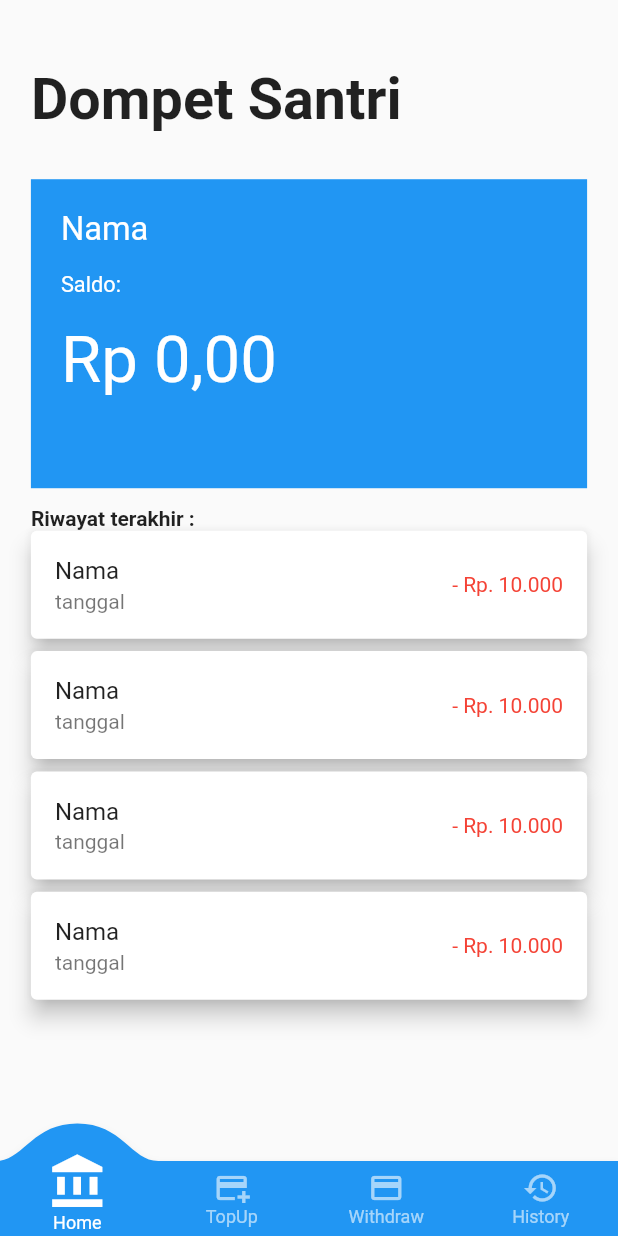
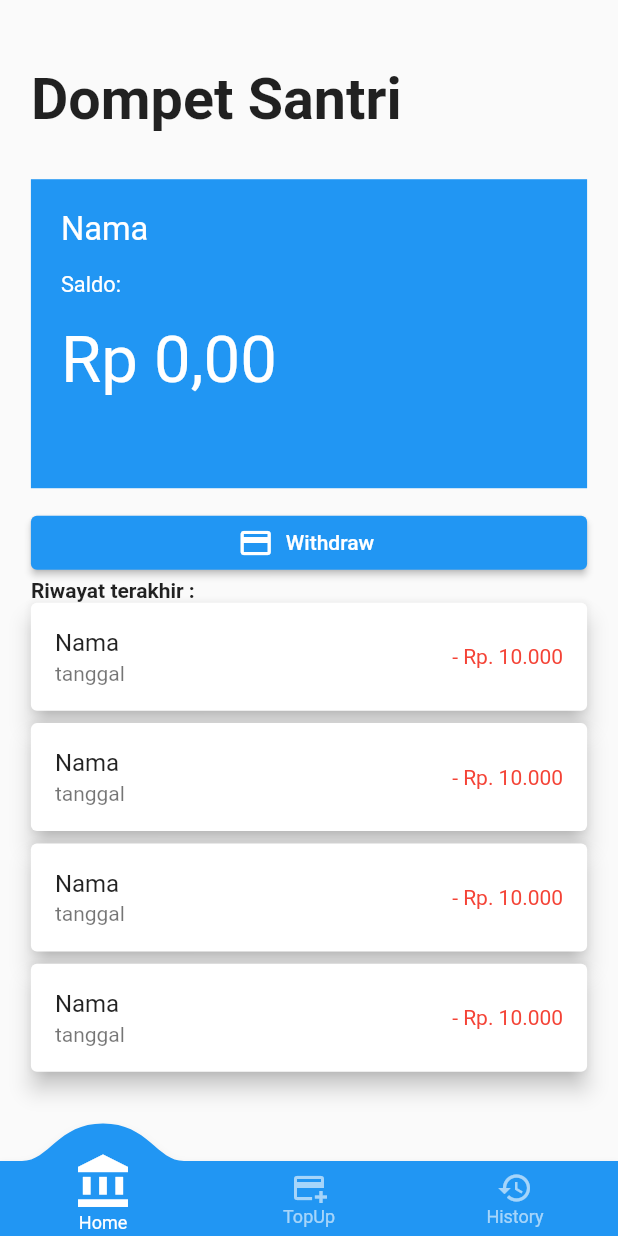
Before and after one commit to gladyne/chasier_tekaja, a Flutter app: the screen it shows after launch, on a phone screen of 412 x 824 dp. Run offline on Flutter 3.47's test engine with Material 2 defaults, Android fonts, the phone set to English and light mode, and no system bars; drawn by our look-alikes of convex_bottom_bar; our stand-ins replace convert, google_fonts; missing offline and left inert: flutter_animated_button, nfc_manager.

```diff
--- a/lib/home_page.dart
+++ b/lib/home_page.dart
@@ -1,5 +1,6 @@
 import 'dart:convert';
 
+import 'package:cashier_tekaja/cash_out.dart';
 import 'package:cashier_tekaja/current_formatter.dart';
 import 'package:cashier_tekaja/widgets/new_transaction.dart';
 import 'package:flutter/material.dart';
@@ -7,6 +8,8 @@ import 'package:http/http.dart' as http;
 import 'package:nfc_manager/nfc_manager.dart';
 import 'package:nfc_manager/platform_tags.dart';
 import 'package:convert/convert.dart';
+import 'package:flutter_animated_button/flutter_animated_button.dart';
+import 'package:google_fonts/google_fonts.dart';
 
 class HomePage extends StatefulWidget {
   @override
@@ -38,6 +41,14 @@ class _HomePageState extends State<HomePage> {
   }
 
   @override
+  void dispose() {
+    // TODO: implement dispose
+    print('terdispose');
+    NfcManager.instance.stopSession().catchError((_) {/* no op */});
+    super.dispose();
+  }
+
+  @override
   Widget build(BuildContext context) {
     NfcManager.instance.startSession(onDiscovered: (NfcTag tag) async {
       NfcManager.instance.stopSession();
@@ -49,6 +60,11 @@ class _HomePageState extends State<HomePage> {
         data = json.decode(response.body) as Map<String, dynamic>;
       });
     });
+    var submitTextStyle = GoogleFonts.nunito(
+        fontSize: 12,
+        letterSpacing: 5,
+        color: Colors.white,
+        fontWeight: FontWeight.w300);
     final mediaQueryHight = MediaQuery.of(context).size.height;
     final mediaQueryWidth = MediaQuery.of(context).size.width;
     return Column(
@@ -88,7 +104,7 @@ class _HomePageState extends State<HomePage> {
                     child: FittedBox(
                       child: Text(
                         data['nama'],
-                        style: TextStyle(
+                        style: const TextStyle(
                           color: Colors.white,
                         ),
                       ),
@@ -97,7 +113,7 @@ class _HomePageState extends State<HomePage> {
                 if (data == null)
                   Container(
                     height: constraint.maxHeight * 0.15,
-                    child: FittedBox(
+                    child: const FittedBox(
                       child: Text(
                         "Nama",
                         style: TextStyle(
@@ -129,7 +145,7 @@ class _HomePageState extends State<HomePage> {
                     child: FittedBox(
                       child: Text(
                         CurrencyFormat.convertToIdr(data['saldo'], 2),
-                        style: TextStyle(
+                        style: const TextStyle(
                           color: Colors.white,
                         ),
                       ),
@@ -141,7 +157,7 @@ class _HomePageState extends State<HomePage> {
                     child: FittedBox(
                       child: Text(
                         CurrencyFormat.convertToIdr(0, 2),
-                        style: TextStyle(
+                        style: const TextStyle(
                           color: Colors.white,
                         ),
                       ),
@@ -153,6 +169,33 @@ class _HomePageState extends State<HomePage> {
         ),
         SizedBox(
           height: mediaQueryHight * 0.015,
+        ),
+        Container(
+          width: double.infinity,
+          margin: EdgeInsets.symmetric(horizontal: mediaQueryWidth * 0.05),
+          // child: AnimatedButton(
+          //   onPress: () {},
+          //   width: double.infinity,
+          //   text: 'SUBMIT',
+          //   gradient: LinearGradient(colors: [Colors.red, Colors.orange]),
+          //   selectedGradientColor: LinearGradient(
+          //       colors: [Colors.pinkAccent, Colors.purpleAccent]),
+          //   isReverse: true,
+          //   selectedTextColor: Colors.black,
+          //   transitionType: TransitionType.LEFT_CENTER_ROUNDER,
+          //   textStyle: submitTextStyle,
+          //   borderColor: Colors.white,
+          //   borderWidth: 1,
+          // ),
+          child: ElevatedButton.icon(
+              onPressed: () {
+                Navigator.of(context)
+                    .push(MaterialPageRoute(builder: (context) {
+                  return CashOutPage();
+                }));
+              },
+              icon: Icon(Icons.payment),
+              label: Text('Withdraw')),
         ),
         Container(
           margin: EdgeInsets.only(left: mediaQueryWidth * 0.05),
--- a/lib/main.dart
+++ b/lib/main.dart
@@ -50,18 +50,16 @@ class _MainAppState extends State<MainApp> {
             icon: Icons.add_card,
             title: 'TopUp',
           ),
-          TabItem(icon: Icons.payment, title: 'Withdraw'),
-          TabItem(icon: Icons.history, title: 'History')
+          TabItem(
+            icon: Icons.history,
+            title: 'History',
+          )
         ],
         style: TabStyle.react,
         initialActiveIndex: 0,
         onTap: (int i) {
           setState(() {
-            if (i >= listOfPages.length) {
-              index = i - 1;
-            } else {
-              index = i;
-            }
+            index = i;
           });
         },
       ),
--- a/pubspec.yaml
+++ b/pubspec.yaml
@@ -37,6 +37,8 @@ dependencies:
   cupertino_icons: ^1.0.2
   nfc_manager: ^3.1.1
   convert: ^3.0.2
+  flutter_animated_button: ^2.0.1
+  google_fonts: ^3.0.1
 
 dev_dependencies:
   flutter_test:
```
Also changed, not shown: lib/api/user_api.dart (added, +57 -0 lines), lib/cash_out.dart (added, +12 -0 lines), lib/models/user.dart (added, +7 -0 lines), lib/topup_page.dart (+49 -4 lines), pubspec.lock.
